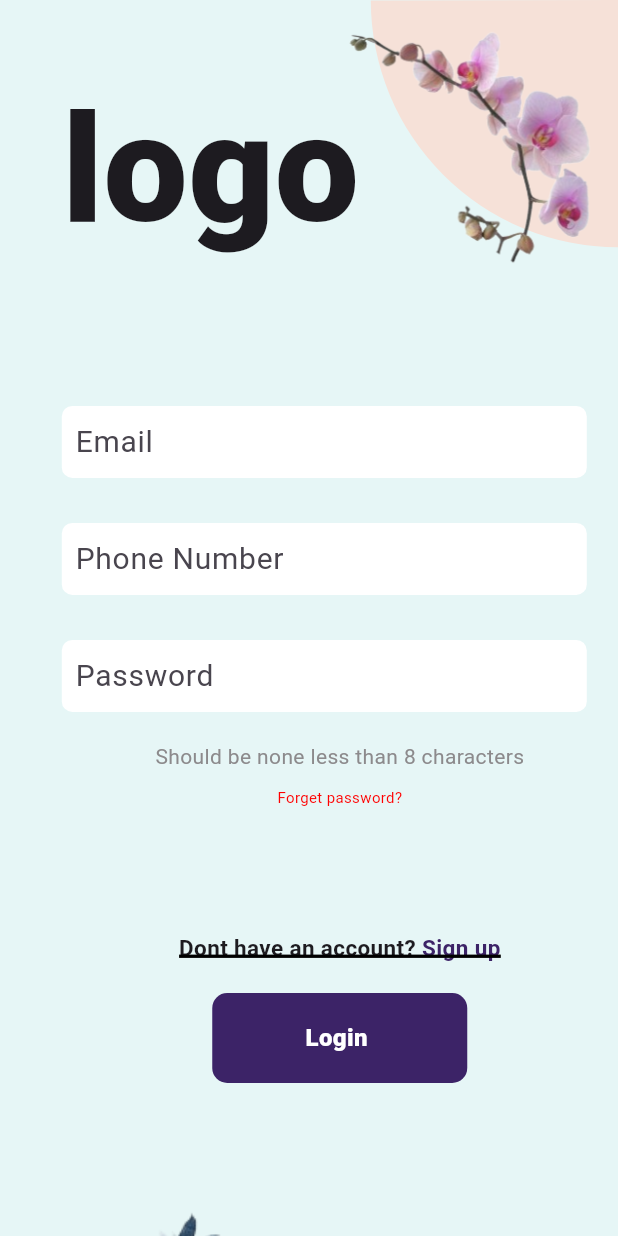
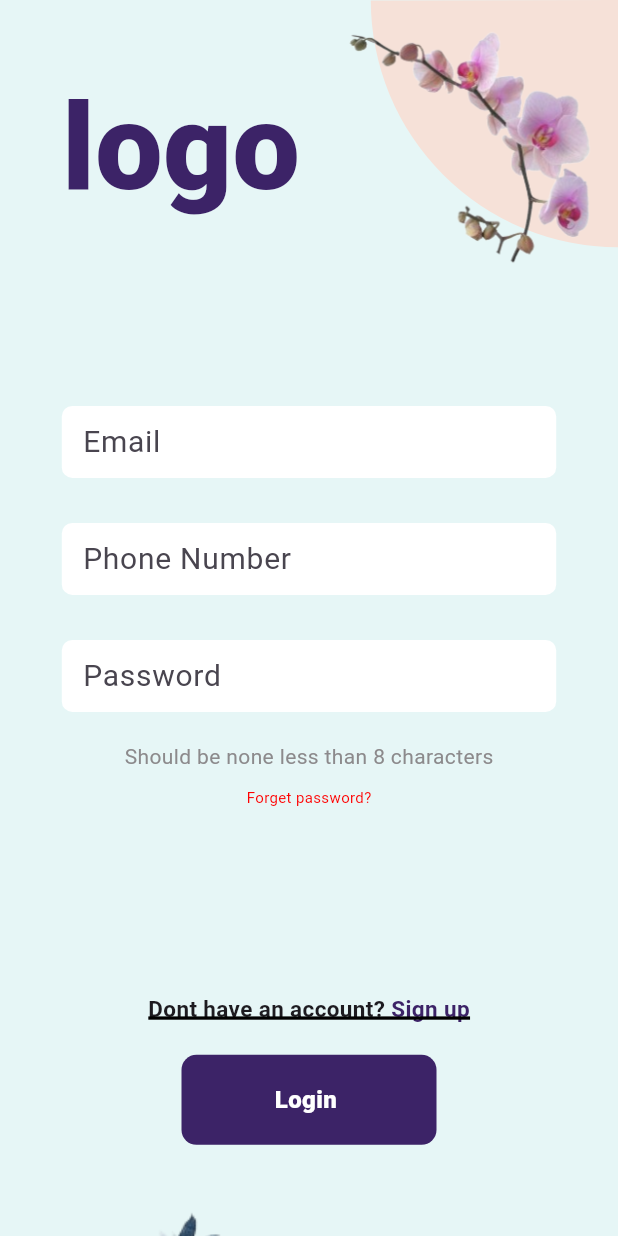
Before and after one commit to Halwaaaa/task1, a Flutter app: the screen it shows after launch, on a phone screen of 412 x 824 dp. Run offline on Flutter 3.47's test engine with Material 3 defaults, Android fonts, the light colour scheme and no system bars; our stand-ins replace flutter_svg, get; project files that could hold a hidden picture were left out.

Commit message:
finch darkmode for login

```diff
--- a/lib/main.dart
+++ b/lib/main.dart
@@ -1,4 +1,5 @@
 import 'package:flutter/material.dart';
+import 'package:get/get.dart';
 import 'package:task2/pages/MyCart/My_cart.dart';
 import 'package:task2/pages/Payment/PaymentView.dart';
 import 'package:task2/pages/Payment/paymentesview.dart';
@@ -7,6 +8,7 @@ import 'package:task2/pages/auth/Verification/VerificationView.dart';
 import 'package:task2/pages/auth/login/loginView.dart';
 import 'package:task2/pages/auth/sigin/singincontroll.dart';
 import 'package:task2/pages/home/layout/layouhomeView.dart';
+import 'package:task2/shard/constant/Them.dart';
 
 void main() {
   WidgetsFlutterBinding.ensureInitialized();
@@ -19,13 +21,12 @@ class MyApp extends StatelessWidget {
   // This widget is the root of your application.
   @override
   Widget build(BuildContext context) {
-    return MaterialApp(
+    return GetMaterialApp(
         title: 'Flutter Demo',
-        theme: ThemeData(
-          useMaterial3: true,
-          colorScheme: ColorScheme.fromSeed(seedColor: Colors.deepPurple)
-              .copyWith(background: const Color.fromRGBO(230, 246, 246, 1)),
-        ),
+        // highContrastTheme: ThemeData.dark(),
+        darkTheme: them.customDarkThem,
+        theme: them.customlightThem,
+        themeMode: ThemeMode.light,
         home: const loginView());
   }
 }
--- a/lib/pages/Payment/PaymentView.dart
+++ b/lib/pages/Payment/PaymentView.dart
@@ -43,6 +43,7 @@ class PaymentView extends StatelessWidget {
                           children: [
                             DafulteTextForm(
                               config: config,
+                              isDark: false,
                               title: ModulesTextFormTitleOfPayment[index],
                               // ColorForHindenText: Colors.amber,
                             ),
@@ -54,6 +55,7 @@ class PaymentView extends StatelessWidget {
                     DafulteTextForm(
                       config: config,
                       title: 'Adress',
+                      isDark: false,
                       borderRadius: const BorderRadius.only(
                         topLeft: Radius.circular(6),
                         topRight: Radius.circular(6),
@@ -61,6 +63,7 @@ class PaymentView extends StatelessWidget {
                     ),
                     DafulteTextForm(
                       config: config,
+                      isDark: false,
                       title: 'Special Instructions About Adress',
                       borderRadius: const BorderRadius.only(
                         bottomLeft: Radius.circular(6),
--- a/lib/pages/auth/login/loginView.dart
+++ b/lib/pages/auth/login/loginView.dart
@@ -11,6 +11,7 @@ import 'package:task2/shard/component/TextFormFiled.dart';
 import 'package:task2/shard/component/TextForme.dart';
 import 'package:task2/shard/component/TextLogo.dart';
 import 'package:task2/shard/component/boutton.dart';
+import 'package:task2/shard/constant/Them.dart';
 import 'package:task2/shard/constant/config.dart';
 import 'package:task2/shard/constant/methed.dart';
 import 'package:task2/shard/constant/numder.dart';
@@ -45,12 +46,17 @@ class _loginViewState extends State<loginView> {
 
   @override
   Widget build(BuildContext context) {
+    // Get.changeThemeMode(ThemeMode.dark);
+
+    bool isDark = Theme.of(context).brightness == Brightness.dark;
+    print(Theme.of(context).brightness);
+
     var hieght = MediaQuery.sizeOf(context).height;
     var wdith = MediaQuery.sizeOf(context).width;
     Config config = Config();
     GetxController LoginConttroll = Get.put(LoginCon());
     return Scaffold(
-      backgroundColor: const Color.fromRGBO(230, 246, 246, 1),
+      // backgroundColor: const Color.fromRGBO(230, 246, 246, 1),
       body: SingleChildScrollView(
         child: IntrinsicHeight(
           child: Column(
@@ -69,6 +75,9 @@ class _loginViewState extends State<loginView> {
                           painter: image == null
                               ? null
                               : ArcPainter(
+                                  fillcolor: isDark
+                                      ? config.colorAppbarDark
+                                      : config.colorAppbar,
                                   center: Offset(wdith * 0.4, 0),
                                   config: config,
                                   image: image!,
@@ -107,6 +116,7 @@ class _loginViewState extends State<loginView> {
                                       child: ItemTextFormFiled(
                                           index: index,
                                           config: config,
+                                          isDark: isDark,
                                           wdith: wdith),
                                     )),
                           ),
@@ -115,8 +125,8 @@ class _loginViewState extends State<loginView> {
                       Flexible(
                           flex: 1,
                           child: Padding(
-                            padding:
-                                EdgeInsetsDirectional.only(start: wdith * 0.1),
+                            padding: EdgeInsetsDirectional.only(
+                                start: wdith * 0.1, end: wdith * 0.1),
                             child: Column(
                               crossAxisAlignment: CrossAxisAlignment.center,
                               mainAxisAlignment: MainAxisAlignment.center,
@@ -137,6 +147,7 @@ class _loginViewState extends State<loginView> {
                                     TextForgtPassword(
                                         hieght: hieght, wdith: wdith),
                                     config.LargeSpace(context),
+                                    config.AvgSpace(context),
                                     TextSingin(hieght: hieght, wdith: wdith),
                                     config.smallSpace(),
 
@@ -165,6 +176,9 @@ class _loginViewState extends State<loginView> {
                         painter: image == null
                             ? null
                             : ArcPainter(
+                                fillcolor: Get.isDarkMode
+                                    ? config.colorAppbarDark
+                                    : config.colorAppbar,
                                 center: Offset(0, hieght * 0.1),
                                 config: config,
                                 image: image!,
@@ -198,6 +212,7 @@ class ItemTextFormFiled extends StatelessWidget {
   const ItemTextFormFiled({
     super.key,
     required this.config,
+    required this.isDark,
     required this.wdith,
     required this.index,
   });
@@ -205,13 +220,15 @@ class ItemTextFormFiled extends StatelessWidget {
   final Config config;
   final double wdith;
   final int index;
+  final bool isDark;
 
   @override
   Widget build(BuildContext context) {
     return Padding(
       padding: EdgeInsetsDirectional.only(
-          start: wdith * 0.1, end: wdith * 0.05, top: 30),
+          start: wdith * 0.1, end: wdith * 0.1, top: 30),
       child: DafulteTextForm(
+        isDark: isDark,
         title: ModulesLoginTextFormTiile[index],
         config: config,
       ),
@@ -362,9 +379,10 @@ class ArcPainter extends CustomPainter {
   final ui.Image image;
   final Offset center;
   final double startAngle;
-
+  final Color fillcolor;
   ArcPainter(
       {required this.center,
+      required this.fillcolor,
       required this.startAngle,
       required this.config,
       required this.radius,
@@ -373,7 +391,7 @@ class ArcPainter extends CustomPainter {
   @override
   void paint(Canvas canvas, Size size) {
     final paint = Paint()
-      ..color = config.colorAppbar
+      ..color = fillcolor
       ..style = PaintingStyle.fill
       ..strokeWidth = 4.0;
 
--- a/lib/pages/auth/sigin/singincontroll.dart
+++ b/lib/pages/auth/sigin/singincontroll.dart
@@ -106,11 +106,13 @@ class SingView extends StatelessWidget {
                                 child: DafulteTextForm(
                                   config: config,
                                   title: "Email",
+                                  isDark: false,
                                 ),
                               ),
                               config.smallSpace(),
                               Expanded(
                                 child: DafulteTextForm(
+                                  isDark: false,
                                   config: config,
                                   title: "Phone Number ",
                                 ),
@@ -118,6 +120,7 @@ class SingView extends StatelessWidget {
                               config.smallSpace(),
                               Expanded(
                                 child: DafulteTextForm(
+                                  isDark: false,
                                   config: config,
                                   title: " User Name",
                                 ),
@@ -127,6 +130,7 @@ class SingView extends StatelessWidget {
                               ),
                               Expanded(
                                 child: DafulteTextForm(
+                                  isDark: false,
                                   config: config,
                                   title: "Password",
                                 ),
@@ -134,6 +138,7 @@ class SingView extends StatelessWidget {
                               config.smallSpace(),
                               Expanded(
                                 child: DafulteTextForm(
+                                  isDark: false,
                                   config: config,
                                   title: "Re Paasword",
                                 ),
@@ -141,6 +146,7 @@ class SingView extends StatelessWidget {
                               config.smallSpace(),
                               Expanded(
                                 child: DafulteTextForm(
+                                  isDark: false,
                                   config: config,
                                   title: "Upload PDF ",
                                   ColorForHindenText: config.PrimerColor,
--- a/lib/shard/component/DafultTextFormFiled.dart
+++ b/lib/shard/component/DafultTextFormFiled.dart
@@ -5,12 +5,14 @@ class DafulteTextForm extends StatelessWidget {
   DafulteTextForm(
       {super.key,
       required this.config,
+      required this.isDark,
       required this.title,
       this.ColorForHindenText,
       this.borderRadius,
       this.prfixIcon});
 
   final Config config;
+  final bool isDark;
   Widget? prfixIcon;
   final String title;
   Color? ColorForHindenText = const Color.fromRGBO(140, 138, 140, 1);
@@ -19,14 +21,14 @@ class DafulteTextForm extends StatelessWidget {
   @override
   Widget build(BuildContext context) {
     return ConstrainedBox(
-      constraints: const BoxConstraints(maxWidth: 350),
+      constraints: const BoxConstraints(maxWidth: 400),
       child: TextFormField(
         //focusNode: FocusNode(),
         decoration: InputDecoration(
             contentPadding:
-                const EdgeInsets.symmetric(vertical: 5.0, horizontal: 5.0),
+                const EdgeInsets.symmetric(vertical: 5.0, horizontal: 10.0),
             prefixIcon: prfixIcon,
-            fillColor: Colors.white,
+            // fillColor: Colors.white,
             focusColor: const Color.fromARGB(255, 78, 77, 72),
             filled: true,
             hintText: title,
@@ -35,7 +37,7 @@ class DafulteTextForm extends StatelessWidget {
                 fontSize: 20,
                 color: ColorForHindenText),
             border: OutlineInputBorder(
-                borderSide: BorderSide.none,
+                borderSide: isDark ? const BorderSide() : BorderSide.none,
                 borderRadius: borderRadius == null
                     ? const BorderRadius.all(Radius.circular(7))
                     : borderRadius!)),
--- a/lib/shard/component/TextLogo.dart
+++ b/lib/shard/component/TextLogo.dart
@@ -1,4 +1,5 @@
 import 'package:flutter/material.dart';
+import 'package:task2/shard/constant/config.dart';
 import 'package:task2/shard/constant/methed.dart';
 
 class TextLogo extends StatelessWidget {
@@ -8,12 +9,13 @@ class TextLogo extends StatelessWidget {
 
   @override
   Widget build(BuildContext context) {
-    return const Text('logo',
+    return Text('logo',
         style: TextStyle(
-          //  fontFamily: 'Montserrat',
-          fontWeight: FontWeight.w800,
-          fontSize: 100,
-          // height: hieght * 0.08 / wdith * 0.1,
-        ));
+            //  fontFamily: 'Montserrat',
+            fontWeight: FontWeight.w800,
+            fontSize: 80,
+            color: Config().PrimerColor
+            // height: hieght * 0.08 / wdith * 0.1,
+            ));
   }
 }
--- /dev/null
+++ b/lib/shard/constant/Them.dart
@@ -0,0 +1,21 @@
+import 'package:flutter/material.dart';
+import 'package:flutter/widgets.dart';
+
+class them {
+  static ThemeData customDarkThem = ThemeData.dark().copyWith(
+    scaffoldBackgroundColor: const Color.fromRGBO(69, 85, 85, 10),
+    inputDecorationTheme: const InputDecorationTheme(
+        filled: true,
+        fillColor: Color.fromRGBO(69, 85, 85, 10),
+        border: OutlineInputBorder(
+            //  borderSide: BorderSide(color: Colors.white, width: 2)
+            )),
+  );
+  static ThemeData customlightThem = ThemeData(
+    scaffoldBackgroundColor: const Color.fromRGBO(230, 246, 246, 1),
+    inputDecorationTheme: const InputDecorationTheme(
+        filled: true,
+        fillColor: Colors.white,
+        border: OutlineInputBorder(borderSide: BorderSide.none)),
+  );
+}
--- a/lib/shard/constant/config.dart
+++ b/lib/shard/constant/config.dart
@@ -3,6 +3,8 @@ import 'package:flutter/material.dart';
 class Config {
   Color colorApp = const Color.fromRGBO(230, 246, 246, 1);
   Color colorAppbar = const Color.fromRGBO(246, 225, 216, 1);
+  Color colorAppbarDark = const Color.fromRGBO(160, 142, 164, 1);
+
   Color colorCircelAvater = const Color.fromRGBO(217, 217, 217, 1);
   Color colorSmailText = const Color.fromRGBO(140, 138, 140, 1);
   Color PrimerColor = const Color.fromRGBO(60, 35, 103, 1);
```
Also changed, not shown: lib/pages/Payment/paymentesview.dart (+20 -4 lines), 1 other file.
